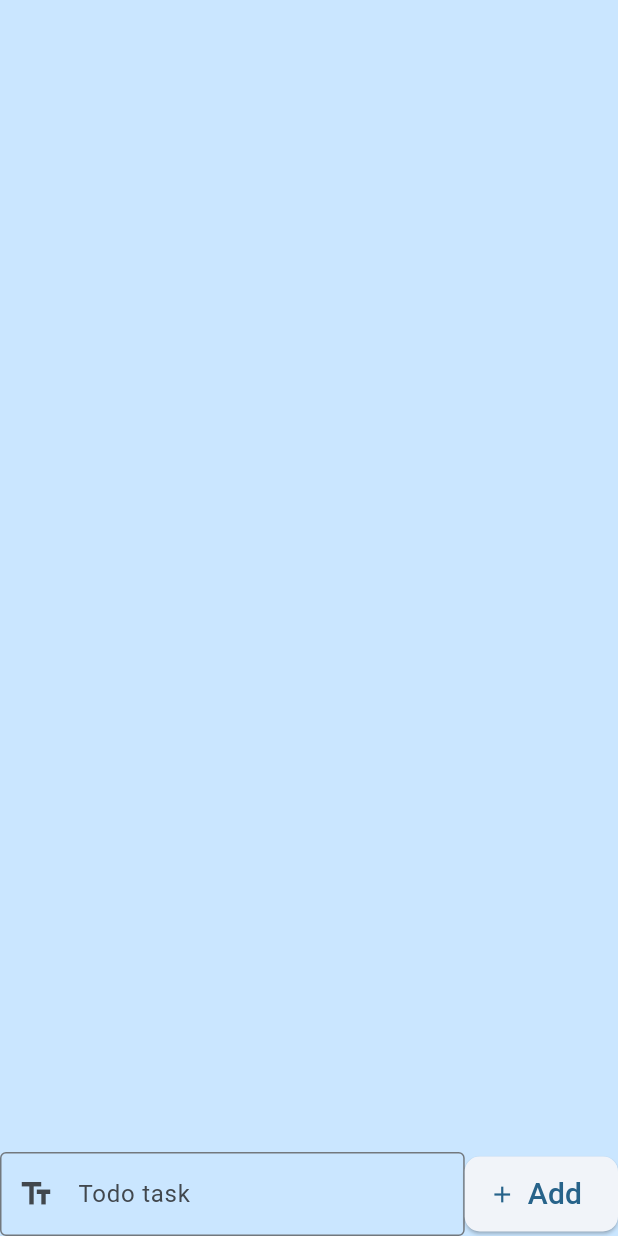
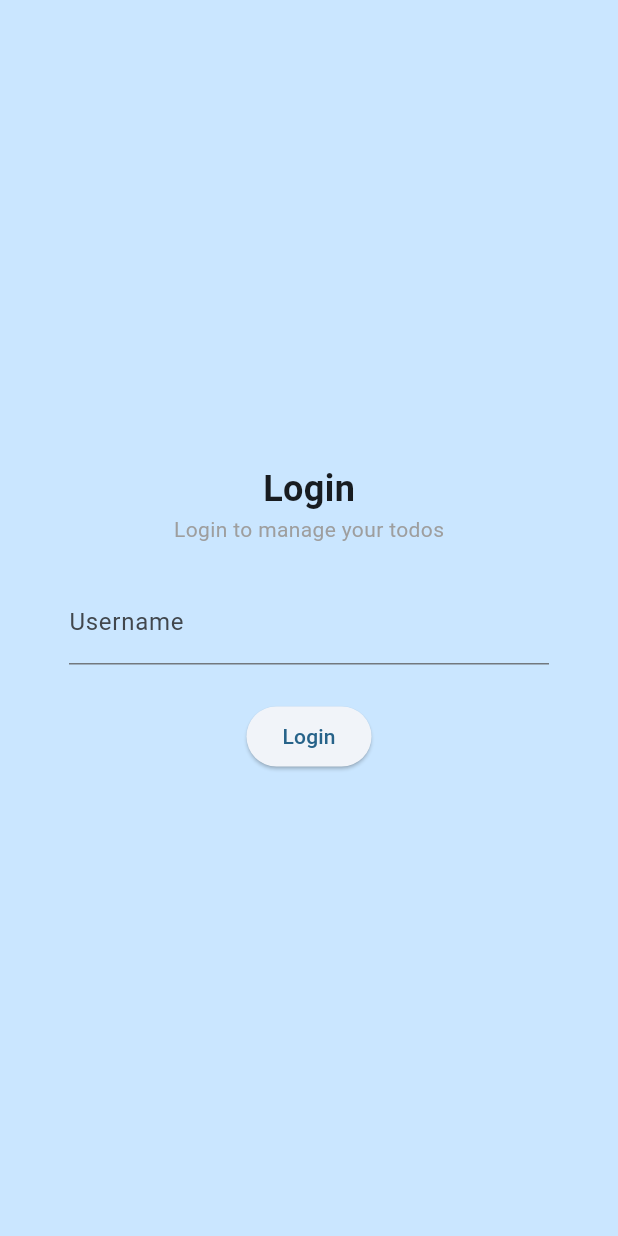
Before and after one commit to Butterski/flutter_todoapp, a Flutter app: the screen it shows after launch, on a phone screen of 412 x 824 dp. Run offline on Flutter 3.47's test engine with Material 2 defaults, Android fonts, the phone set to English and light mode, and no system bars.

```diff
--- a/lib/main.dart
+++ b/lib/main.dart
@@ -1,4 +1,3 @@
-import 'package:english_words/english_words.dart';
 import 'package:flutter/material.dart';
 import 'package:provider/provider.dart';
 
@@ -26,25 +25,47 @@ class MyApp extends StatelessWidget {
 }
 
 class MyAppState extends ChangeNotifier {
-  var current = WordPair.random();
   List<String> todoList = [];
+  var todoList2 = {'admin': ['Zrobić zakupy', 'Wyjść na dwór', 'Podotykać trawe']};
+  var userName = '';
+  var logged = false;
 
   void addToList(String task) {
     print('Added $task');
-    todoList.add(task);
+    todoList2[userName]?.add(task);
     notifyListeners(); // Notify listeners when the data changes
   }
 
   void removeFromList(int index) {
     if (index >= 0 && index < todoList.length) {
       print('Removed ${todoList[index]}');
-      todoList.removeAt(index);
+      todoList2[userName]?.removeAt(index);
       notifyListeners();
     }
+  }
+
+  void logIn(String login){
+    if(login.isNotEmpty) {
+      print('Logged as $login');
+      logged = true;
+      userName = login;
+      if (todoList2[userName] == null) {
+        todoList2[userName] = [];
+      }
+      notifyListeners();
+    }
+  }
+  void logOut(){
+    print('Logging out');
+    logged = false;
+    userName = '';
+    notifyListeners();
   }
 }
 
 class MyHomePage extends StatefulWidget {
+  const MyHomePage({super.key});
+
   @override
   State<MyHomePage> createState() => _MyHomePageState();
 }
@@ -52,18 +73,87 @@ class MyHomePage extends StatefulWidget {
 class _MyHomePageState extends State<MyHomePage> {
   @override
   Widget build(BuildContext context) {
+    var appState = context.watch<MyAppState>();
+
     return Scaffold(
       body: Row(
         children: [
           Expanded(
             child: Container(
               color: Theme.of(context).colorScheme.primaryContainer,
-              child: TodoList(),
+              child: appState.logged ? TodoList() : LoginView(),
             ),
           ),
         ],
       ),
     );
+  }
+}
+
+class LoginView extends StatefulWidget {
+  @override
+  _LoginViewState createState() => _LoginViewState();
+}
+
+class _LoginViewState extends State<LoginView> {
+  TextEditingController _usernameController = TextEditingController();
+
+  @override
+  Widget build(BuildContext context) {
+    var appState = context.watch<MyAppState>();
+
+    return Center(
+      child: Container(
+        width: double.infinity,
+        constraints: const BoxConstraints(maxWidth: 320.0),
+        margin: const EdgeInsets.all(16.0),
+        child: Column(
+          mainAxisAlignment: MainAxisAlignment.center,
+          children: [
+            const Column(
+              children: [
+                Text(
+                  'Login',
+                  style: TextStyle(
+                    fontSize: 24.0,
+                    fontWeight: FontWeight.bold,
+                  ),
+                ),
+                Text(
+                  'Login to manage your todos',
+                  style: TextStyle(
+                    color: Colors.grey,
+                  ),
+                ),
+              ],
+            ),
+            const SizedBox(height: 24.0),
+            Column(
+              children: [
+                TextFormField(
+                  controller: _usernameController,
+                  decoration: const InputDecoration(labelText: 'Username'),
+                ),
+                const SizedBox(height: 24.0),
+                ElevatedButton(
+                  onPressed: () {
+                    String username = _usernameController.text;
+                    appState.logIn(username);
+                  },
+                  child: const Text('Login'),
+                ),
+              ],
+            ),
+          ],
+        ),
+      ),
+    );
+  }
+
+  @override
+  void dispose() {
+    _usernameController.dispose();
+    super.dispose();
   }
 }
 
@@ -90,16 +180,18 @@ class TodoList extends StatelessWidget {
       appState.removeFromList(index);
     }
 
-    return Center(
+    return Stack(
+      children: [
+        Center(
           child: Column(
             mainAxisAlignment: MainAxisAlignment.center,
             children: [
+              const SizedBox(height: 26.0),
               Expanded(
                 child: ListView.builder(
-              itemCount: appState.todoList.length,
+                  itemCount: appState.todoList2[appState.userName]?.length,
                   itemBuilder: (BuildContext context, int index) {
                     return Container(
-                  // height: 50,
                       width: MediaQuery.of(context).size.width * 0.9,
                       margin: const EdgeInsets.all(8.0),
                       padding: const EdgeInsets.all(8.0),
@@ -110,15 +202,20 @@ class TodoList extends StatelessWidget {
                       alignment: Alignment.center,
                       child: Row(
                         children: [
-                      Expanded(child:
-                      Text(
-                        '${index+1} - ${appState.todoList[index]}',
-                        style: const TextStyle(fontSize: 18.0, color: Colors.white),
-                      ),),
-
+                          Expanded(
+                            child: Text(
+                              '${index + 1} - ${appState.todoList2[appState.userName]?[index]}',
+                              style: const TextStyle(
+                                  fontSize: 18.0, color: Colors.white),
+                            ),
+                          ),
                           ElevatedButton(
-                        onPressed: () => _removeTask(index), // Use a lambda function here
-                        child: const Icon(Icons.delete, color: Colors.red,),
+                            onPressed: () => _removeTask(
+                                index), // Use a lambda function here
+                            child: const Icon(
+                              Icons.delete,
+                              color: Colors.red,
+                            ),
                           ),
                         ],
                       ),
@@ -153,8 +250,8 @@ class TodoList extends StatelessWidget {
                             style: TextStyle(fontSize: 20),
                           ),
                           style: ButtonStyle(
-                          shape:
-                              MaterialStateProperty.all(RoundedRectangleBorder(
+                              shape: MaterialStateProperty.all(
+                                  RoundedRectangleBorder(
                             borderRadius: BorderRadius.circular(10),
                           )))),
                     ),
@@ -163,6 +260,20 @@ class TodoList extends StatelessWidget {
               ),
             ],
           ),
+        ),
+        Row(
+          children: [
+            ElevatedButton(
+              onPressed: () {
+                appState.logOut();
+              },
+              child: const Icon(Icons.logout),
+            ),
+            const SizedBox(width: 10.0,),
+            Text('Logged as ${appState.userName}')
+          ],
+        ),
+      ],
     );
   }
 }
```
Also changed, not shown: 1 other file. Lines whose indentation alone changed are shown as unchanged.
